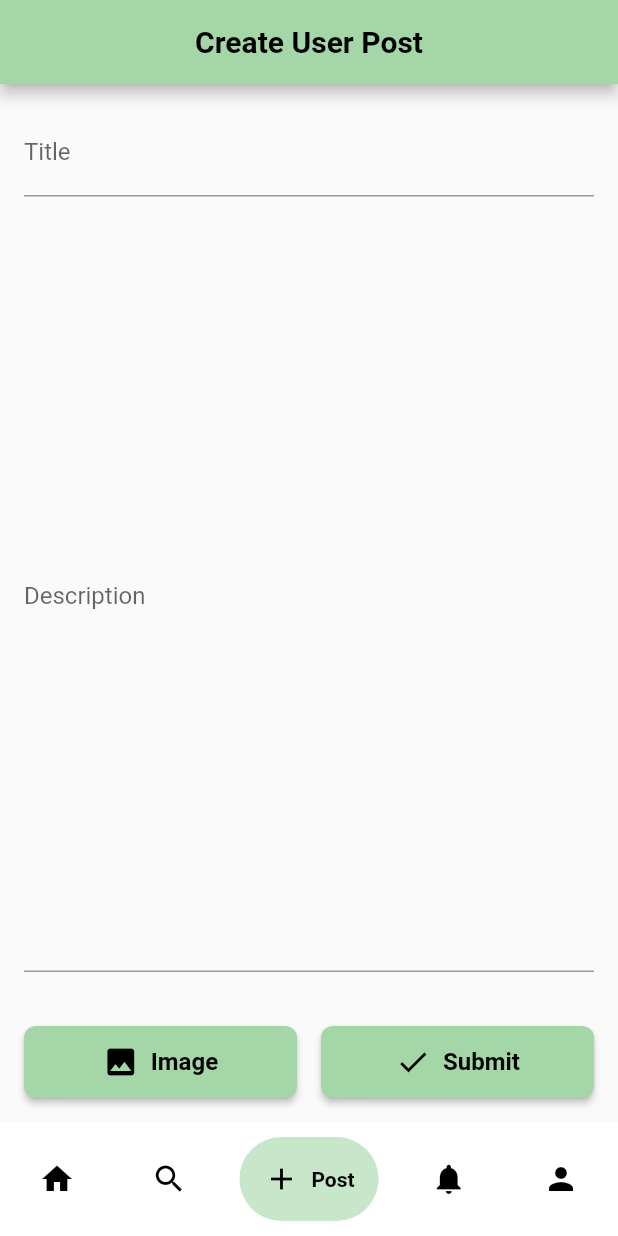
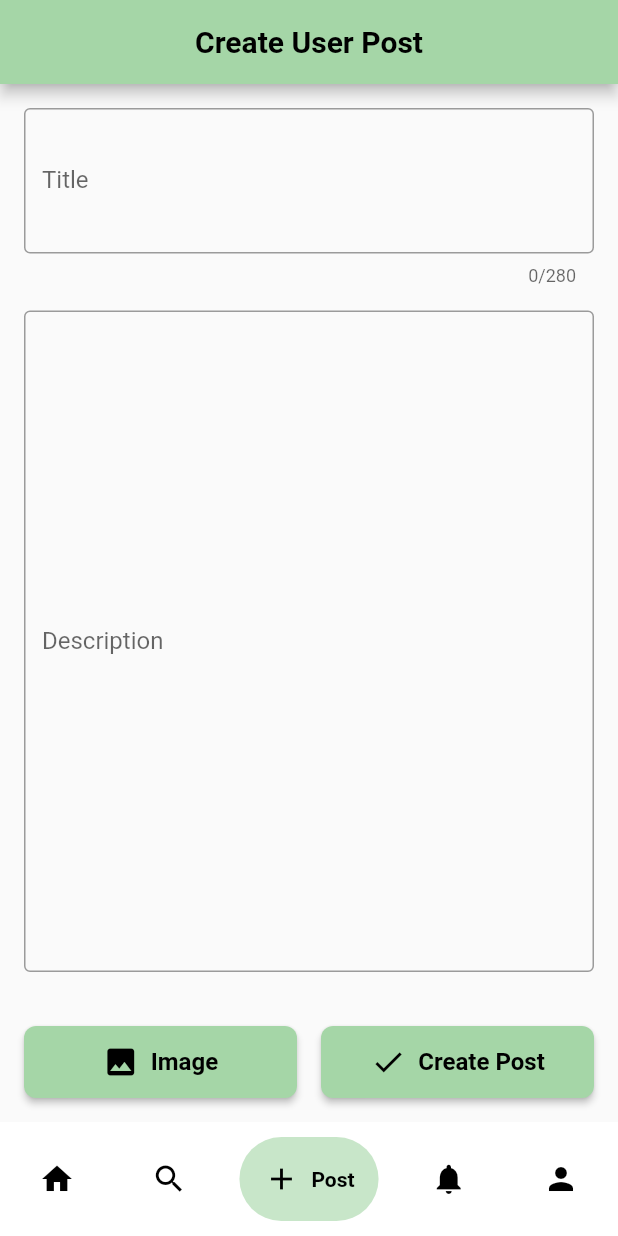
Before and after one commit to Smit2553/dialogue-social, a Flutter app: the screen it shows after launch, item 3 of the bottom bar chosen, on a phone screen of 412 x 824 dp. Run offline on Flutter 3.47's test engine with Material 2 defaults, Android fonts, the phone set to English and light mode, and no system bars; drawn by our look-alikes of google_nav_bar; our stand-ins replace image_picker; network calls fail.

Commit message:
More styling for the home and create post page

```diff
--- a/lib/components/create_user_post.dart
+++ b/lib/components/create_user_post.dart
@@ -1,5 +1,6 @@
 import 'dart:io';
 import 'package:flutter/material.dart';
+import 'package:flutter/services.dart';
 import 'package:image_picker/image_picker.dart';
 
 class CreateUserPost extends StatefulWidget {
@@ -45,8 +46,8 @@ class _CreateUserPostState extends State<CreateUserPost> {
   Widget build(BuildContext context) {
     return Scaffold(
       appBar: AppBar(
-        title: Center(
-          child: const Text(
+        title: const Center(
+          child: Text(
             'Create User Post',
             style: TextStyle(
               color: Colors.black,
@@ -64,8 +65,14 @@ class _CreateUserPostState extends State<CreateUserPost> {
           children: [
             TextField(
               controller: _titleController,
-              decoration: InputDecoration(
+              maxLengthEnforcement: MaxLengthEnforcement.enforced,
+              maxLength: 280,
+              maxLines: 3,
+              decoration: const InputDecoration(
                 labelText: 'Title',
+                border: OutlineInputBorder(
+                  borderSide: BorderSide(),
+                ),
               ),
             ),
             SizedBox(height: 16.0),
@@ -74,8 +81,11 @@ class _CreateUserPostState extends State<CreateUserPost> {
                 controller: _descriptionController,
                 maxLines: null, // Allow unlimited lines for the description
                 expands: true,
-                decoration: InputDecoration(
+                decoration: const InputDecoration(
                   labelText: 'Description',
+                  border: OutlineInputBorder(
+                    borderSide: BorderSide(),
+                  ),
                 ),
               ),
             ),
@@ -129,7 +139,7 @@ class _CreateUserPostState extends State<CreateUserPost> {
                     ),
                     icon: Icon(Icons.check),
                     label: const Text(
-                      'Submit',
+                      'Create Post',
                       style: TextStyle(
                         fontSize: 16.0,
                         fontWeight: FontWeight.bold,
--- a/lib/pages/home.dart
+++ b/lib/pages/home.dart
@@ -1,5 +1,5 @@
 import 'package:flutter/material.dart';
-import 'package:dialogue_social/components/post.dart';
+import 'package:dialogue_social/components/social_media_post.dart';
 
 class UserHome extends StatelessWidget {
   const UserHome({Key? key}) : super(key: key);
```
Also changed, not shown: lib/components/social_media_post.dart (renamed from lib/components/post.dart, +18 -27 lines).
